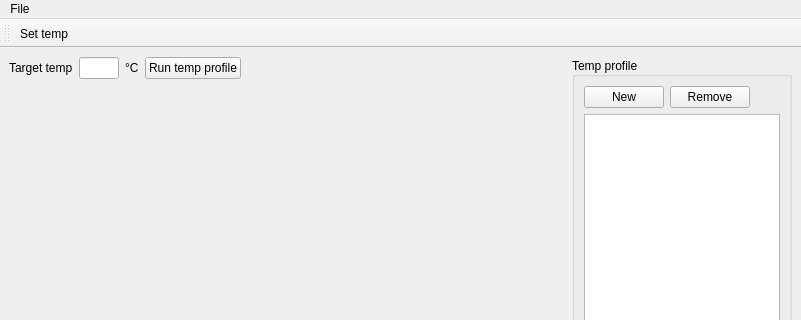
First picture: the form in pybrewMainWindow.ui, repository luksan/pybrew, before the edit; both pictures show x 0 to 801 and y 0 to 320 of the 801 by 495 pixel window.
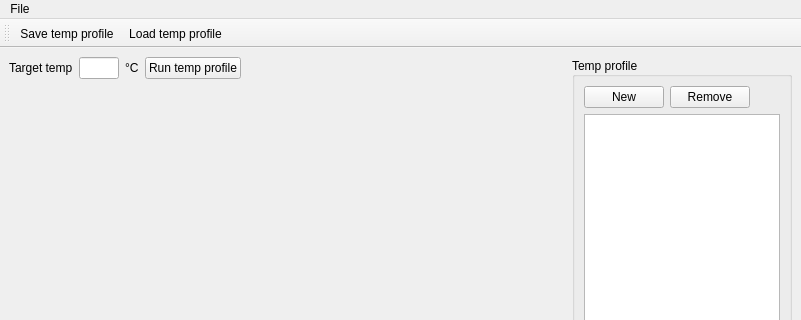
Second picture: the form after the edit. Custom widgets are drawn as their Qt base class.

Commit message: Make it possible to save and load temp profiles.

```diff
--- a/pybrewMainWindow.ui
+++ b/pybrewMainWindow.ui
@@ -270,19 +270,22 @@
    <attribute name="toolBarBreak">
     <bool>false</bool>
    </attribute>
-   <addaction name="actionSet_temp"/>
+   <addaction name="actionSave_temp_profile"/>
+   <addaction name="actionLoad_temp_profile"/>
   </widget>
   <action name="actionExit">
    <property name="text">
     <string>Exit</string>
    </property>
   </action>
-  <action name="actionSet_temp">
+  <action name="actionSave_temp_profile">
    <property name="text">
-    <string>Set temp</string>
+    <string>Save temp profile</string>
    </property>
-   <property name="toolTip">
-    <string>Set temperature</string>
+  </action>
+  <action name="actionLoad_temp_profile">
+   <property name="text">
+    <string>Load temp profile</string>
    </property>
   </action>
  </widget>
```
Left out of the diff: 50 changed lines with no effect on the pictures. The commit also changes 1 other file.
